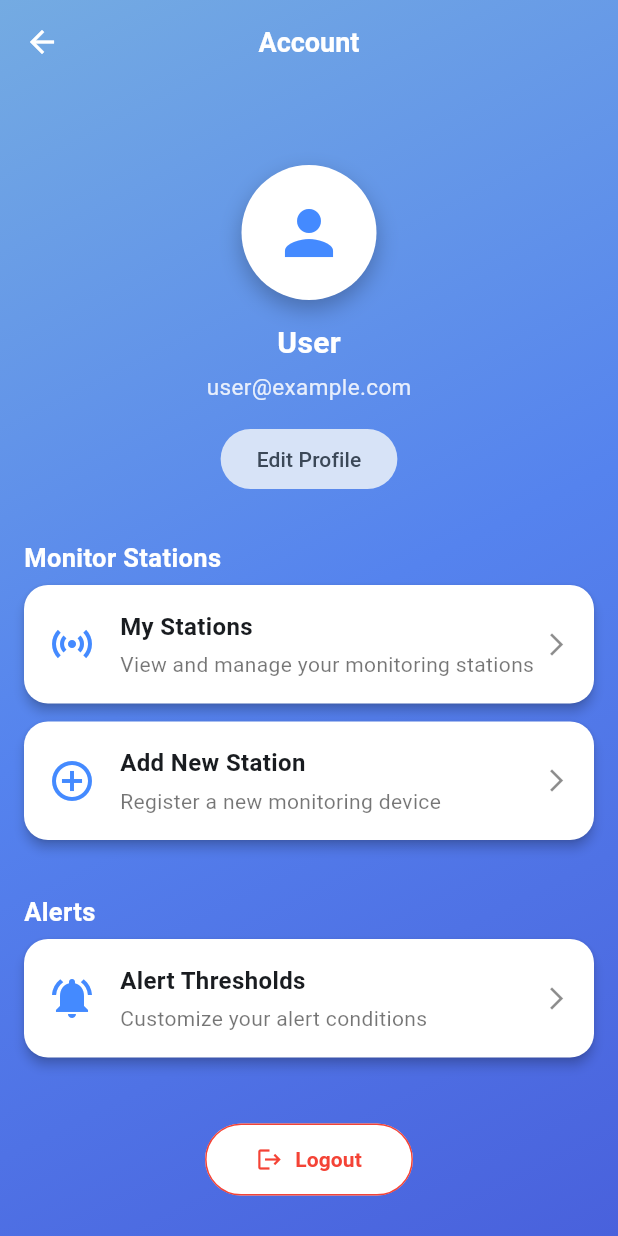
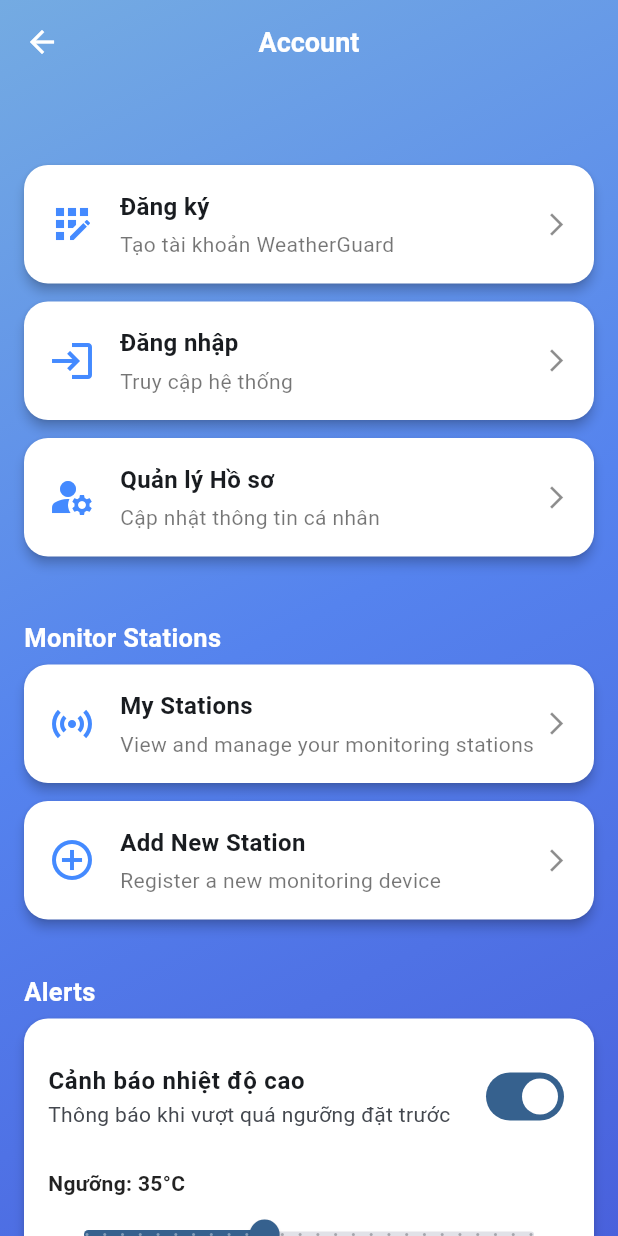
Before and after one commit to lamdoanh2468/WeatherGuard, a Flutter app: the AccountPage screen opened directly, on a phone screen of 412 x 824 dp. Run offline on Flutter 3.47's test engine with Material 3 defaults, Android fonts, the phone set to English and light mode, and no system bars; our stand-ins replace firebase_core, firebase_database, fl_chart, geolocator; accounts and stored records are empty; network calls fail; statements that could not run were skipped.

Commit message:
add login page, fix folder training

```diff
--- a/flutter_weather_dashboard/lib/pages/account_page.dart
+++ b/flutter_weather_dashboard/lib/pages/account_page.dart
@@ -2,13 +2,17 @@ import 'package:flutter/material.dart';
 import 'package:provider/provider.dart';
 import '../providers/weather_provider.dart';
 
-class AccountPage extends StatelessWidget {
+class AccountPage extends StatefulWidget {
   const AccountPage({super.key});
+  @override
+  State<AccountPage> createState() => _AccountPageState();
+}
 
+class _AccountPageState extends State<AccountPage> {
+  double _temperatureThreshold = 35;
+  bool _temperatureAlertEnabled = true;
   @override
   Widget build(BuildContext context) {
-    final provider = context.watch<WeatherProvider>();
-
     return Scaffold(
       appBar: AppBar(
         backgroundColor: Colors.transparent,
@@ -21,7 +25,6 @@ class AccountPage extends StatelessWidget {
         iconTheme: const IconThemeData(color: Colors.white),
       ),
       extendBodyBehindAppBar: true,
-
       body: Container(
         decoration: const BoxDecoration(
           gradient: LinearGradient(
@@ -34,15 +37,13 @@ class AccountPage extends StatelessWidget {
             end: Alignment.bottomRight,
           ),
         ),
-
         child: SingleChildScrollView(
           padding: const EdgeInsets.fromLTRB(16, 110, 16, 32),
           child: Column(
             crossAxisAlignment: CrossAxisAlignment.start,
             children: [
-              _profileHeader(),
+              _accountManagementCards(context),
               const SizedBox(height: 30),
-
               _section("Monitor Stations"),
               _quickCard(
                 icon: Icons.sensors,
@@ -58,17 +59,9 @@ class AccountPage extends StatelessWidget {
                 context: context,
                 route: '/add-station',
               ),
-
               const SizedBox(height: 24),
-
               _section("Alerts"),
-              _quickCard(
-                icon: Icons.notifications_active,
-                title: "Alert Thresholds",
-                subtitle: "Customize your alert conditions",
-                context: context,
-                route: '/alert-settings',
-              ),
+              _thresholdCard(),
               const SizedBox(height: 32),
               Center(
                 child: _logoutButton(context),
@@ -82,51 +75,31 @@ class AccountPage extends StatelessWidget {
 
   // ---------------- UI Components ----------------
 
-  Widget _profileHeader() {
-    return Center(
-      child: Column(
-        children: [
-          Container(
-            decoration: BoxDecoration(
-              shape: BoxShape.circle,
-              boxShadow: [
-                BoxShadow(
-                  color: Colors.black.withOpacity(0.25),
-                  blurRadius: 12,
-                  offset: const Offset(0, 6),
-                )
-              ],
-            ),
-            child: const CircleAvatar(
-              radius: 45,
-              backgroundColor: Colors.white,
-              child: Icon(Icons.person, size: 48, color: Colors.blueAccent),
-            ),
-          ),
-          const SizedBox(height: 14),
-          const Text(
-            "User",
-            style: TextStyle(
-              color: Colors.white,
-              fontSize: 20,
-              fontWeight: FontWeight.w700,
-            ),
-          ),
-          const SizedBox(height: 4),
-          Text(
-            "user@example.com",
-            style: TextStyle(
-              color: Colors.white.withOpacity(0.85),
-              fontSize: 15,
-            ),
-          ),
-          const SizedBox(height: 14),
-          FilledButton.tonal(
-            onPressed: () {},
-            child: const Text("Edit Profile"),
-          )
-        ],
-      ),
+  Widget _accountManagementCards(BuildContext context) {
+    return Column(
+      children: [
+        _quickCard(
+          icon: Icons.app_registration,
+          title: "Đăng ký",
+          subtitle: "Tạo tài khoản WeatherGuard",
+          context: context,
+          route: '/register',
+        ),
+        _quickCard(
+          icon: Icons.login,
+          title: "Đăng nhập",
+          subtitle: "Truy cập hệ thống",
+          context: context,
+          route: '/login',
+        ),
+        _quickCard(
+          icon: Icons.manage_accounts,
+          title: "Quản lý Hồ sơ",
+          subtitle: "Cập nhật thông tin cá nhân",
+          context: context,
+          route: '/profile',
+        ),
+      ],
     );
   }
 
@@ -139,6 +112,70 @@ class AccountPage extends StatelessWidget {
           color: Colors.white,
           fontWeight: FontWeight.w700,
           fontSize: 17,
+        ),
+      ),
+    );
+  }
+
+  Widget _thresholdCard() {
+    return Material(
+      color: Colors.white,
+      borderRadius: BorderRadius.circular(16),
+      elevation: 3,
+      child: Padding(
+        padding: const EdgeInsets.all(16),
+        child: Column(
+          crossAxisAlignment: CrossAxisAlignment.start,
+          children: [
+            SwitchListTile(
+              contentPadding: EdgeInsets.zero,
+              title: const Text(
+                "Cảnh báo nhiệt độ cao",
+                style: TextStyle(fontWeight: FontWeight.w600),
+              ),
+              subtitle: const Text("Thông báo khi vượt quá ngưỡng đặt trước"),
+              value: _temperatureAlertEnabled,
+              onChanged: (value) {
+                setState(() => _temperatureAlertEnabled = value);
+              },
+            ),
+            const SizedBox(height: 12),
+            Text(
+              "Ngưỡng: ${_temperatureThreshold.toInt()}°C",
+              style: const TextStyle(
+                fontWeight: FontWeight.w600,
+                color: Colors.black87,
+              ),
+            ),
+            Slider(
+              min: 25,
+              max: 50,
+              divisions: 25,
+              value: _temperatureThreshold,
+              label: "${_temperatureThreshold.toInt()}°C",
+              onChanged: _temperatureAlertEnabled
+                  ? (value) => setState(() => _temperatureThreshold = value)
+                  : null,
+            ),
+            Align(
+              alignment: Alignment.centerRight,
+              child: FilledButton.tonalIcon(
+                onPressed: _temperatureAlertEnabled
+                    ? () {
+                        ScaffoldMessenger.of(context).showSnackBar(
+                          SnackBar(
+                            content: Text(
+                              "Ngưỡng cảnh báo đặt ở ${_temperatureThreshold.toInt()}°C",
+                            ),
+                          ),
+                        );
+                      }
+                    : null,
+                icon: const Icon(Icons.save),
+                label: const Text("Lưu ngưỡng"),
+              ),
+            ),
+          ],
         ),
       ),
     );
@@ -180,7 +217,8 @@ class AccountPage extends StatelessWidget {
                     ],
                   ),
                 ),
-                const Icon(Icons.arrow_forward_ios, size: 18, color: Colors.black45),
+                const Icon(Icons.arrow_forward_ios,
+                    size: 18, color: Colors.black45),
               ],
             ),
           ),
@@ -306,5 +344,4 @@ class AccountPage extends StatelessWidget {
       },
     );
   }
-
 }
--- a/flutter_weather_dashboard/lib/pages/charts_page.dart
+++ b/flutter_weather_dashboard/lib/pages/charts_page.dart
@@ -575,11 +575,11 @@ class _ChartsPageState extends State<ChartsPage> with TickerProviderStateMixin {
                             ),
                           ),
                         ],
-                        lineTouchData: LineTouchData(
+                        lineTouchData: const LineTouchData(
                           touchTooltipData: LineTouchTooltipData(
                             tooltipBgColor: Colors.black87,
                             tooltipRoundedRadius: 8,
-                            tooltipPadding: const EdgeInsets.all(8),
+                            tooltipPadding: EdgeInsets.all(8),
                           ),
                         ),
                       ),
--- a/flutter_weather_dashboard/pubspec.yaml
+++ b/flutter_weather_dashboard/pubspec.yaml
@@ -22,6 +22,7 @@ dependencies:
   firebase_auth: ^6.1.1
   firebase_database: ^12.0.4
   firebase_messaging: ^16.0.3
+  cloud_firestore: 6.1.0
 
 dev_dependencies:
   flutter_test:
```
Also changed, not shown: flutter_weather_dashboard/pubspec.lock, 14 other files.
